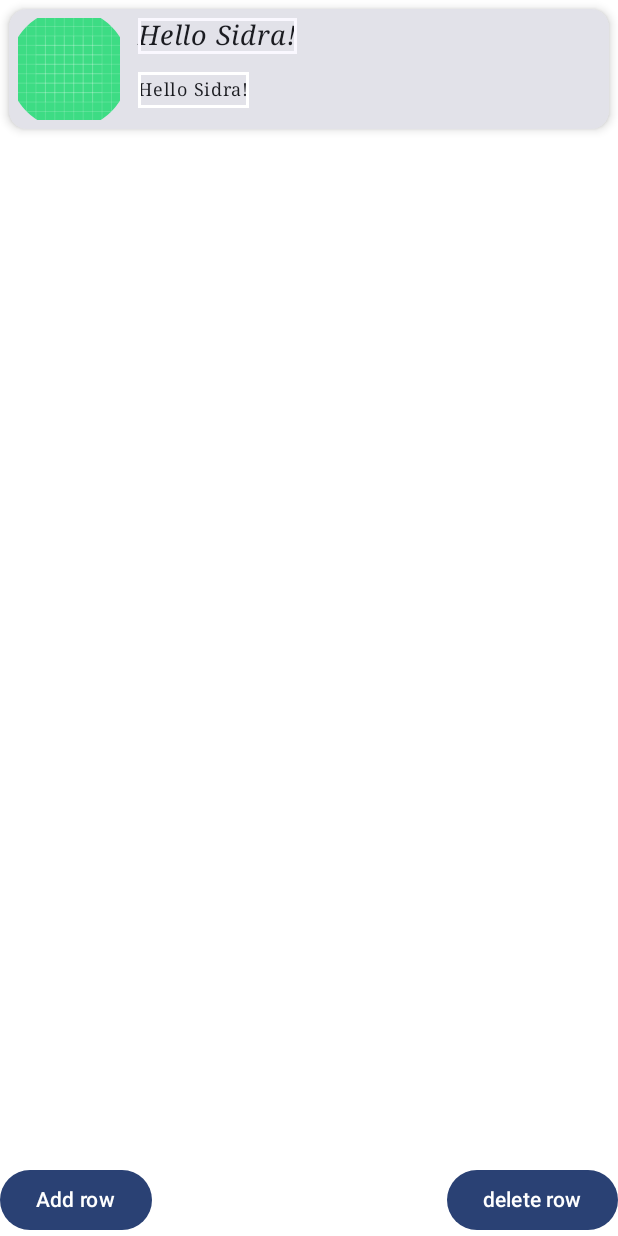
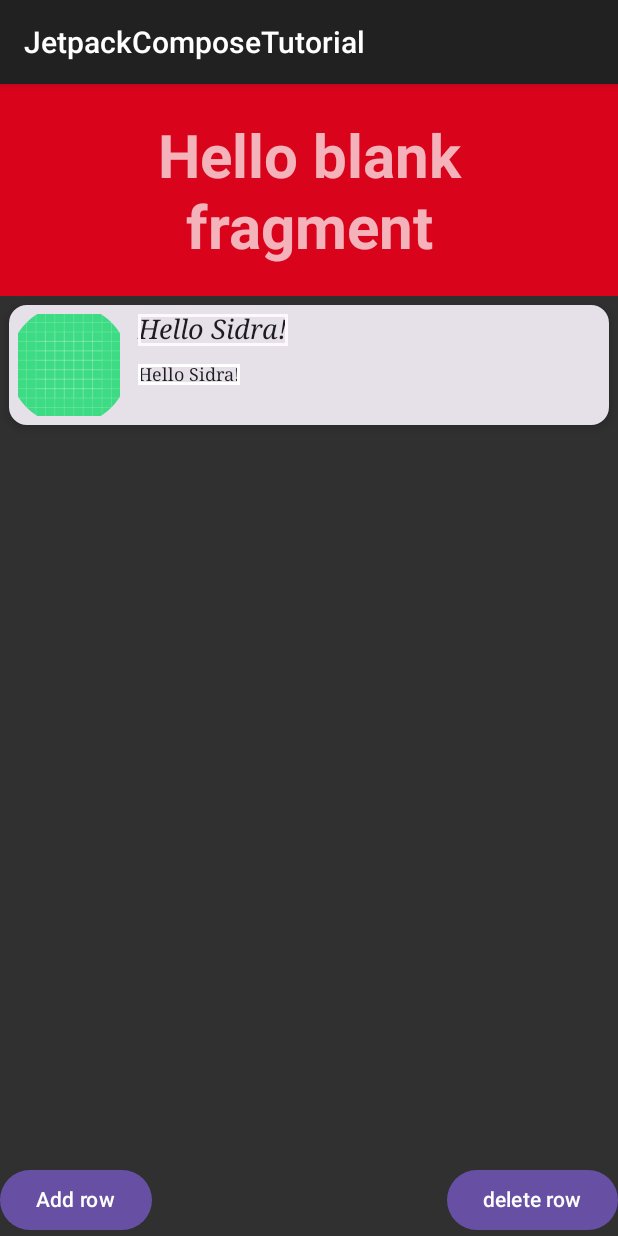
Before and after one commit to sidrajawaid/JetpackComposePractice, an Android app built with Jetpack Compose: the screen it shows after launch (MainActivity), on a phone screen of 412 x 824 dp. Run offline under Robolectric (Android 15) with nearby library versions, the phone set to English and light mode, and no system bars.

Commit message:
Tried adding compose in an existing fragment and a new fragment with compose view

```diff
--- /dev/null
+++ b/app/src/main/java/com/example/jetpackcomposetutorial/HomeFragment.kt
@@ -0,0 +1,20 @@
+package com.example.jetpackcomposetutorial
+
+import android.os.Bundle
+import android.view.View
+import androidx.compose.ui.platform.ComposeView
+import androidx.fragment.app.Fragment
+
+
+class HomeFragment : Fragment(R.layout.fragment_home) {
+
+    override fun onViewCreated(view: View, savedInstanceState: Bundle?) {
+        super.onViewCreated(view, savedInstanceState)
+        view.findViewById<ComposeView>(R.id.compose_view).setContent {
+            incrementList()
+        }
+    }
+
+
+
+}
--- a/app/src/main/java/com/example/jetpackcomposetutorial/MainActivity.kt
+++ b/app/src/main/java/com/example/jetpackcomposetutorial/MainActivity.kt
@@ -4,6 +4,7 @@ import android.os.Bundle
 import android.util.Log.d
 import androidx.activity.ComponentActivity
 import androidx.activity.compose.setContent
+import androidx.appcompat.app.AppCompatActivity
 import androidx.compose.foundation.Image
 import androidx.compose.foundation.border
 import androidx.compose.foundation.clickable
@@ -45,21 +46,11 @@ import androidx.compose.ui.unit.sp
 import com.example.jetpackcomposetutorial.ui.theme.JetpackComposeTutorialTheme
 
 
-class MainActivity : ComponentActivity() {
+class MainActivity : AppCompatActivity() {
     override fun onCreate(savedInstanceState: Bundle?) {
         super.onCreate(savedInstanceState)
-        setContent {
-            JetpackComposeTutorialTheme {
-                // A surface container using the 'background' color from the theme
-                Surface(
-                    modifier = Modifier.fillMaxSize(),
-                    color = MaterialTheme.colorScheme.onSecondary,
-
-                    ) {
-                    incrementList()
-                }
-            }
-        }
+      setContentView(R.layout.activity_main)
+supportFragmentManager.beginTransaction().add(R.id.content,HomeFragment()).commit()
     }
 }
 
@@ -72,6 +63,7 @@ fun Greeting(name: String, modifier: Modifier = Modifier) {
             .fillMaxWidth()
             .wrapContentHeight()
             .padding(6.dp)
+
     ) {
 
 
@@ -79,6 +71,7 @@ fun Greeting(name: String, modifier: Modifier = Modifier) {
             modifier = modifier
                 .fillMaxWidth()
                 .wrapContentHeight()
+
         ) {
 
             Column(
@@ -94,6 +87,8 @@ fun Greeting(name: String, modifier: Modifier = Modifier) {
                         .size(80.dp)
                         .clip(CircleShape)
                         .padding(6.dp)
+                        .clickable { changeFragment() }
+
                 )
             }
 
@@ -136,6 +131,10 @@ fun Greeting(name: String, modifier: Modifier = Modifier) {
         }
     }
 
+}
+
+fun changeFragment(){
+    MainActivity().supportFragmentManager.beginTransaction().add(R.id.content,ComposeFragment()).commit()
 }
 
 data class User(val id: Int)
@@ -193,3 +192,8 @@ fun GreetingPreview() {
         incrementList()
     }
 }
+
+@Composable
+fun showFullComposeView(){
+
+}
--- /dev/null
+++ b/app/src/main/res/layout/activity_main.xml
@@ -0,0 +1,8 @@
+<?xml version="1.0" encoding="utf-8"?>
+<LinearLayout xmlns:android="http://schemas.android.com/apk/res/android"
+    android:orientation="vertical"
+    android:id="@+id/content"
+    android:layout_width="match_parent"
+    android:layout_height="match_parent">
+
+</LinearLayout>
--- /dev/null
+++ b/app/src/main/res/layout/fragment_home.xml
@@ -0,0 +1,25 @@
+<?xml version="1.0" encoding="utf-8"?>
+<LinearLayout xmlns:android="http://schemas.android.com/apk/res/android"
+    xmlns:tools="http://schemas.android.com/tools"
+    android:layout_width="match_parent"
+    android:layout_height="match_parent"
+    tools:context=".HomeFragment"
+    android:orientation="vertical">
+
+    <!-- TODO: Update blank fragment layout -->
+    <TextView
+        android:layout_width="match_parent"
+        android:layout_height="wrap_content"
+        android:textStyle="bold"
+        android:padding="20dp"
+        android:textSize="40sp"
+        android:gravity="center"
+        android:text="@string/hello_blank_fragment"
+        android:background="@color/red"/>
+
+    <androidx.compose.ui.platform.ComposeView
+        android:id="@+id/compose_view"
+        android:layout_width="match_parent"
+        android:layout_height="wrap_content"/>
+
+</LinearLayout>
--- a/app/src/main/res/values/colors.xml
+++ b/app/src/main/res/values/colors.xml
@@ -3,8 +3,9 @@
     <color name="purple_200">#FFBB86FC</color>
     <color name="purple_500">#FF6200EE</color>
     <color name="purple_700">#FF3700B3</color>
-    <color name="teal_200">#FF03DAC5</color>
+    <color name="teal_200">#DA031C</color>
     <color name="teal_700">#FF018786</color>
     <color name="black">#FF000000</color>
     <color name="white">#FFFFFFFF</color>
+    <color name="red">#FFDA031C</color>
 </resources>
--- a/app/src/main/res/values/strings.xml
+++ b/app/src/main/res/values/strings.xml
@@ -1,3 +1,5 @@
 <resources>
     <string name="app_name">JetpackComposeTutorial</string>
+    <!-- TODO: Remove or change this placeholder text -->
+    <string name="hello_blank_fragment">Hello blank fragment</string>
 </resources>
--- a/app/src/main/res/values/themes.xml
+++ b/app/src/main/res/values/themes.xml
@@ -1,5 +1,5 @@
 <?xml version="1.0" encoding="utf-8"?>
 <resources>
 
-    <style name="Theme.JetpackComposeTutorial" parent="android:Theme.Material.Light.NoActionBar" />
+    <style name="Theme.JetpackComposeTutorial" parent="Theme.AppCompat" />
 </resources>
--- a/build.gradle
+++ b/build.gradle
@@ -1,6 +1,6 @@
 // Top-level build file where you can add configuration options common to all sub-projects/modules.
 plugins {
-    id 'com.android.application' version '8.0.1' apply false
-    id 'com.android.library' version '8.0.1' apply false
+    id 'com.android.application' version '8.4.1' apply false
+    id 'com.android.library' version '8.4.1' apply false
     id 'org.jetbrains.kotlin.android' version '1.7.20' apply false
 }
--- a/gradle.properties
+++ b/gradle.properties
@@ -21,3 +21,4 @@ kotlin.code.style=official
 # resources declared in the library itself and none from the library's dependencies,
 # thereby reducing the size of the R class for that library
 android.nonTransitiveRClass=true
+android.suppressUnsupportedCompileSdk=34
--- a/settings.gradle
+++ b/settings.gradle
@@ -14,3 +14,4 @@ dependencyResolutionManagement {
 }
 rootProject.name = "JetpackComposeTutorial"
 include ':app'
+include(":mylib")
```
Also changed, not shown: app/build.gradle (+8 -5 lines), app/src/main/java/com/example/jetpackcomposetutorial/ComposeFragment.kt (added, +25 -0 lines), app/src/main/res/layout/fragment_compose.xml (added, +14 -0 lines), gradle/wrapper/gradle-wrapper.properties.
